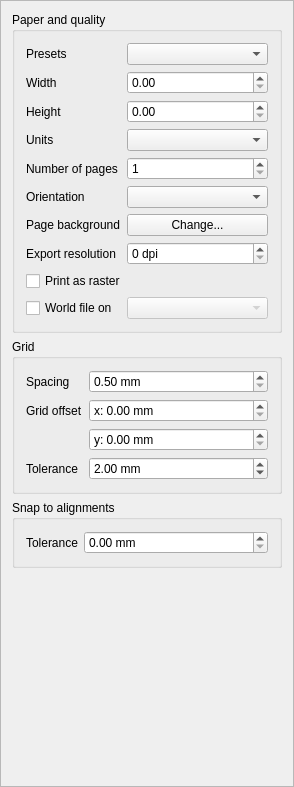
Qt form src/ui/qgscompositionwidgetbase.ui (carsmie/QGIS) before a commit.
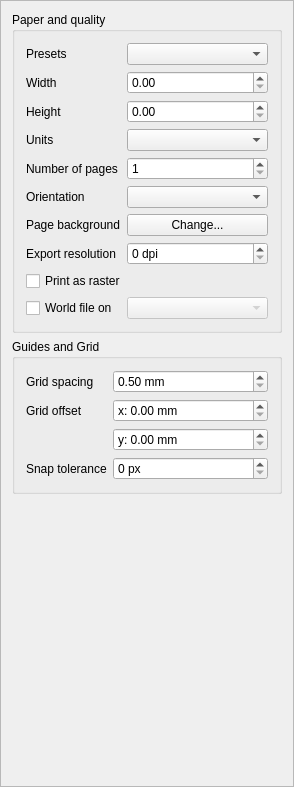
The same form after that commit. Custom widgets are drawn as their Qt base class.

Commit message: [composer] Use pixels for snapping rather than mm, allowing for finer work when zoomed in. Merge grid and guide snapping settings to a single snap tolerance setting.

The edit to the form file:
```diff
--- a/src/ui/qgscompositionwidgetbase.ui
+++ b/src/ui/qgscompositionwidgetbase.ui
@@ -297,7 +297,7 @@
        <item>
         <widget class="QgsCollapsibleGroupBoxBasic" name="mSnapToGridGroupCheckBox">
          <property name="title">
-          <string>Grid</string>
+          <string>Guides and Grid</string>
          </property>
          <property name="checkable">
           <bool>false</bool>
@@ -321,7 +321,7 @@
           <item row="0" column="0">
            <widget class="QLabel" name="label_8">
             <property name="text">
-             <string>Spacing</string>
+             <string>Grid spacing</string>
             </property>
             <property name="wordWrap">
              <bool>true</bool>
@@ -382,66 +382,19 @@
            </layout>
           </item>
           <item row="2" column="0">
-           <widget class="QLabel" name="label_4">
-            <property name="text">
-             <string>Tolerance</string>
-            </property>
-            <property name="wordWrap">
-             <bool>true</bool>
-            </property>
-           </widget>
-          </item>
-          <item row="2" column="1">
-           <widget class="QDoubleSpinBox" name="mGridToleranceSpinBox">
-            <property name="prefix">
-             <string/>
-            </property>
-            <property name="suffix">
-             <string> mm</string>
-            </property>
-            <property name="value">
-             <double>2.000000000000000</double>
-            </property>
-           </widget>
-          </item>
-         </layout>
-        </widget>
-       </item>
-       <item>
-        <widget class="QgsCollapsibleGroupBoxBasic" name="mAlignmentSnapGroupCheckBox">
-         <property name="title">
-          <string>Snap to alignments</string>
-         </property>
-         <property name="checkable">
-          <bool>false</bool>
-         </property>
-         <property name="syncGroup" stdset="0">
-          <string notr="true">composeritem</string>
-         </property>
-         <property name="collapsed" stdset="0">
-          <bool>true</bool>
-         </property>
-         <layout class="QFormLayout" name="formLayout_3">
-          <property name="fieldGrowthPolicy">
-           <enum>QFormLayout::AllNonFixedFieldsGrow</enum>
-          </property>
-          <property name="labelAlignment">
-           <set>Qt::AlignLeading|Qt::AlignLeft|Qt::AlignVCenter</set>
-          </property>
-          <item row="0" column="0">
            <widget class="QLabel" name="label_7">
             <property name="text">
-             <string>Tolerance</string>
+             <string>Snap tolerance</string>
             </property>
            </widget>
           </item>
-          <item row="0" column="1">
-           <widget class="QDoubleSpinBox" name="mAlignmentToleranceSpinBox">
-            <property name="prefix">
-             <string/>
-            </property>
+          <item row="2" column="1">
+           <widget class="QSpinBox" name="mSnapToleranceSpinBox">
             <property name="suffix">
-             <string> mm</string>
+             <string> px</string>
+            </property>
+            <property name="maximum">
+             <number>200</number>
             </property>
            </widget>
           </item>
```
The commit also changes 9 other files.
